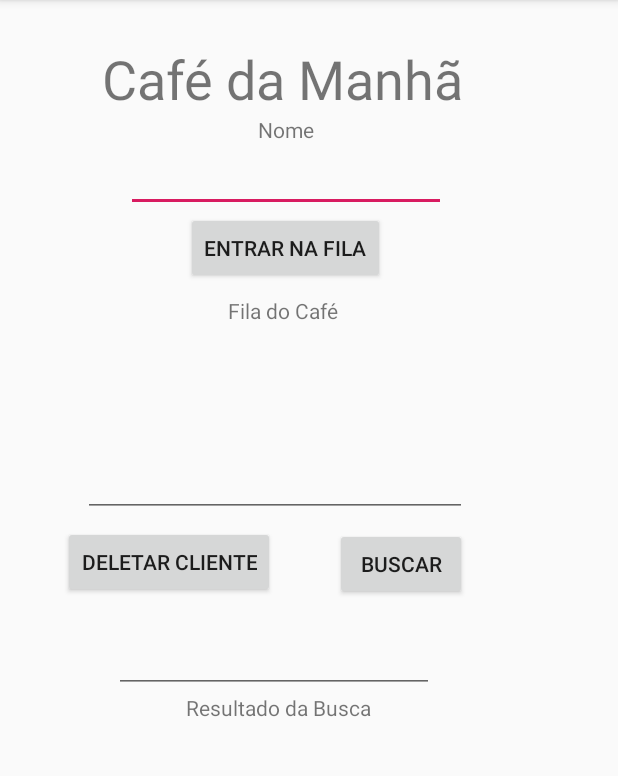
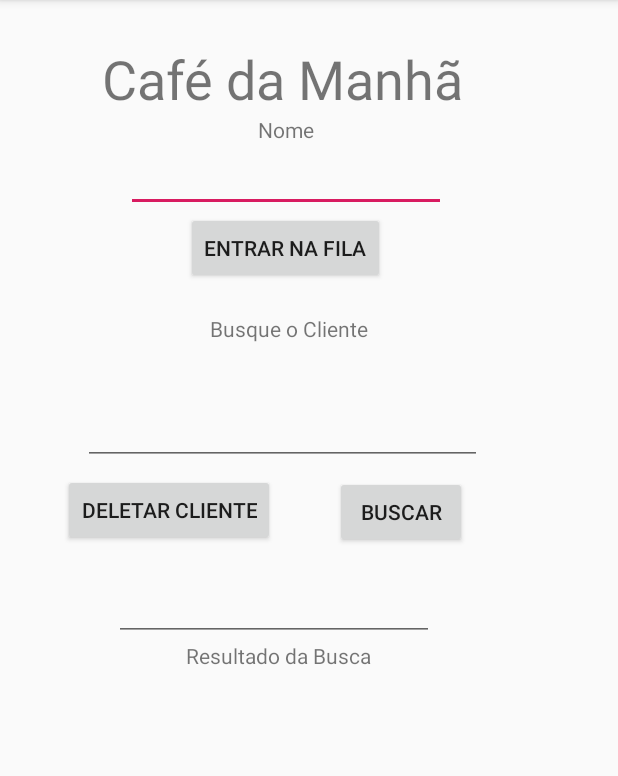
Before and after one commit to FilipiLuvatos/Hotel-CC4652, an Android app: the cafe_da_manha screen opened directly, with no data from a screen before it, after a tap on "BUSCAR", on a phone screen of 412 x 824 dp, the part 84-860 px from its top. Run offline under Robolectric (Android 15) with nearby library versions, the phone set to English and light mode, and no system bars.

Commit message:
Fase 4.2 Corrigindo - Café Da Manhã
Professor esse sera meu ultimo commit dentro da data limite, a estrutura do café da manhã é uma fila que: insere, busca e deleta, só não consigui exibir no emulador, mas no console do android studio é possivél ver a estrutura em ação, CONTINUAREI a fazer e vou passar algumas horas do prazo poís toda vez que rodo o android studio e seu emulator para testar algo, ele gasta varios minutos para responder e executar, claro que isso não justica eu estorar o prazo, ter começado a fazer o projeto tarde contribuiu, por fazer reconsidere professor pois estou muito orgulhoso de min mesmo pois vencia barreiras para fazer este trabalho. Obrigado pela Atenão. Filipi

```diff
--- a/HotelCC4652DP/app/src/main/java/br/com/filipi/hotelcc4652dp/cafe_da_manha.java
+++ b/HotelCC4652DP/app/src/main/java/br/com/filipi/hotelcc4652dp/cafe_da_manha.java
@@ -8,7 +8,7 @@ import android.widget.EditText;
 
 public class cafe_da_manha extends AppCompatActivity {
 
-    EditText ed12,ed22,ed18;
+    EditText ed12,ed19,ed18;
     Button B4,B7,B8;
     Fila f = new Fila(100);
 
@@ -20,7 +20,7 @@ public class cafe_da_manha extends AppCompatActivity {
 
         ed12 = (EditText)findViewById(R.id.editText12);
         ed18 = (EditText)findViewById(R.id.editText18);
-        ed22 = (EditText)findViewById(R.id.editText19);
+        ed19 = (EditText)findViewById(R.id.editText19);
         B4 = (Button)findViewById(R.id.button4);
         B7 = (Button)findViewById(R.id.button7);
         B8 = (Button)findViewById(R.id.button8);
@@ -28,11 +28,16 @@ public class cafe_da_manha extends AppCompatActivity {
         B4.setOnClickListener(new View.OnClickListener() {
             @Override
             public void onClick(View v) {
-                String aux;
+                String aux,aux3;
 
                 aux = ed12.getText().toString();
 
                 f.insereNome(aux);
+
+                f.imprimeFila();
+               // ed19.setText(f.imprimeFila());
+
+
 
             }
 
@@ -41,16 +46,18 @@ public class cafe_da_manha extends AppCompatActivity {
         B7.setOnClickListener(new View.OnClickListener() {
             @Override
             public void onClick(View v) {
-                f.removeNome();;
+                f.removeNome();
             }
         });
 
         B8.setOnClickListener(new View.OnClickListener() {
             @Override
             public void onClick(View v) {
-                String aux2;
-                aux2 = ed18.getText().toString();
-                f.pesquisaFila(aux2);
+                String aux;
+                aux = ed19.getText().toString();
+                f.pesquisaFila(aux);
+
+                ed18.setText(aux.toString());
             }
         });
 
--- a/HotelCC4652DP/app/src/main/res/layout/cafe_da_manha.xml
+++ b/HotelCC4652DP/app/src/main/res/layout/cafe_da_manha.xml
@@ -52,10 +52,10 @@
         android:id="@+id/textView30"
         android:layout_width="wrap_content"
         android:layout_height="wrap_content"
-        android:layout_marginStart="152dp"
-        android:layout_marginLeft="152dp"
-        android:layout_marginTop="8dp"
-        android:text="Fila do Café"
+        android:layout_marginStart="140dp"
+        android:layout_marginLeft="140dp"
+        android:layout_marginTop="20dp"
+        android:text="Busque o Cliente"
         app:layout_constraintStart_toStartOf="parent"
         app:layout_constraintTop_toBottomOf="@+id/button4" />
 
@@ -105,8 +105,8 @@
 
     <EditText
         android:id="@+id/editText19"
-        android:layout_width="256dp"
-        android:layout_height="128dp"
+        android:layout_width="266dp"
+        android:layout_height="81dp"
         android:layout_marginStart="55dp"
         android:layout_marginLeft="55dp"
         android:ems="10"
```
